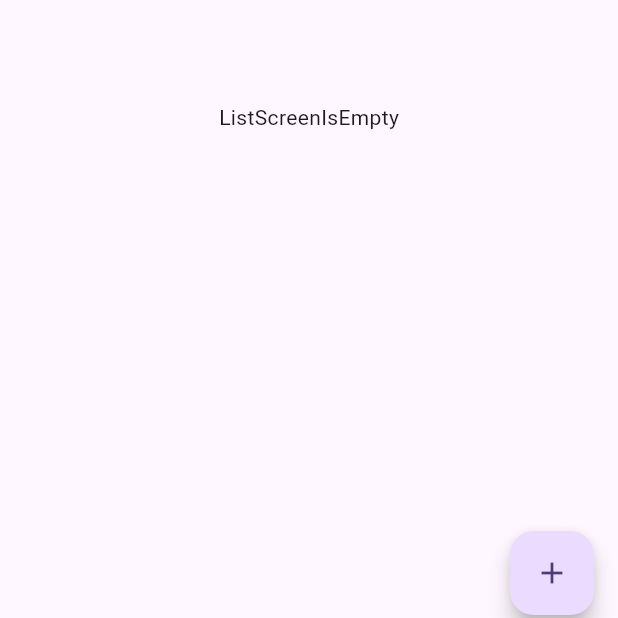
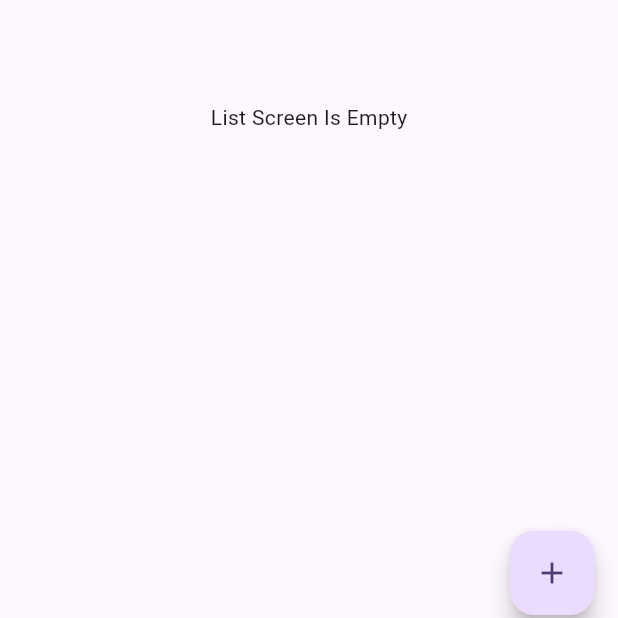
Before and after one commit to Vanyaaafc/project_test, a Flutter app: the screen it shows after launch, on a phone screen of 412 x 824 dp, the part 597-1215 px from its top. Run offline on Flutter 3.47's test engine with Material 3 defaults, Android fonts, the phone set to English and light mode, and no system bars; our stand-ins replace bloc, equatable, flutter_bloc, get_it, hive, hive_flutter; accounts and stored records are empty.

```diff
--- a/lib/core/resources/app_strings.dart
+++ b/lib/core/resources/app_strings.dart
@@ -29,7 +29,7 @@ abstract class AppStrings {
   static const String fillTextField = 'Fill in the text field';
 
   //States
-  static const String stringListScreenIsEmpty = 'ListScreenIsEmpty';
+  static const String stringListScreenIsEmpty = 'List Screen Is Empty';
   static const String stringNoteNotFound = 'Note not found';
   static const String stringUnknownState = 'Unknown state';
 
```
Also changed, not shown: lib/presentation/list_screen_notes/list_notes_screen.dart (+4 -4 lines).
